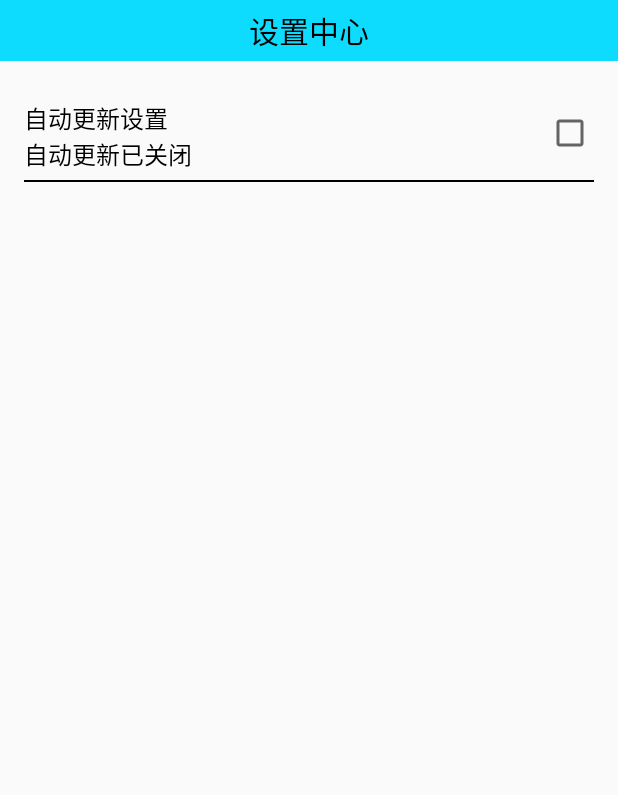
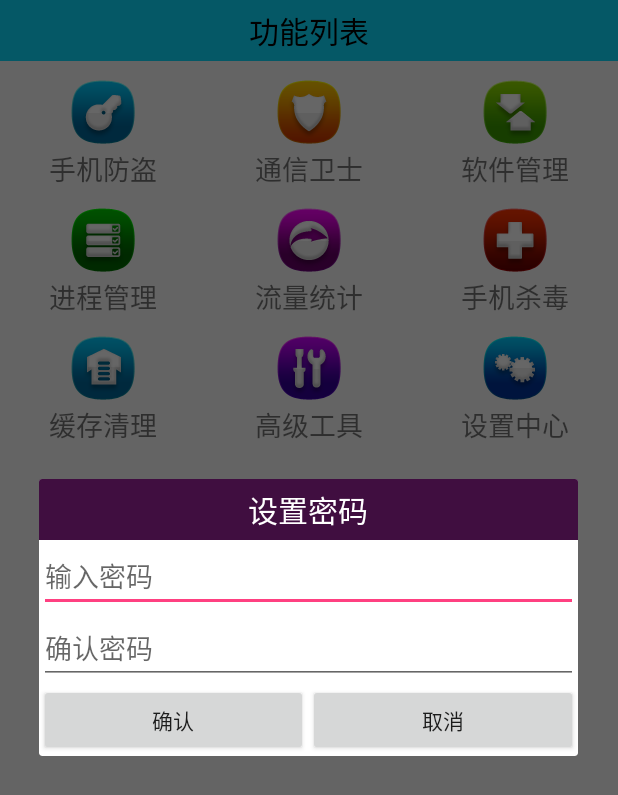
Before and after one commit to acejk/MobileSafe, an Android app: the screen it shows after launch (SettingActivity before the commit, HomeActivity after it), after a tap on "手机防盗", on a phone screen of 412 x 824 dp. Shown: the top 795 px of the screen. Run offline under Robolectric (Android 15) with nearby library versions, the phone set to English and light mode, and no system bars.

Commit message:
手机防盗设置密码对话框及加密

```diff
--- a/app/src/main/AndroidManifest.xml
+++ b/app/src/main/AndroidManifest.xml
@@ -22,6 +22,8 @@
         </activity>
         <activity android:name=".activity.SettingActivity">
         </activity>
+        <activity android:name=".activity.TextActivity">
+        </activity>
     </application>
 
 </manifest>
--- a/app/src/main/java/com/oscar/mobilesafe/activity/HomeActivity.java
+++ b/app/src/main/java/com/oscar/mobilesafe/activity/HomeActivity.java
@@ -3,13 +3,21 @@ package com.oscar.mobilesafe.activity;
 import android.content.Context;
 import android.content.Intent;
 import android.os.Bundle;
+import android.support.v7.app.AlertDialog;
 import android.support.v7.app.AppCompatActivity;
+import android.text.TextUtils;
 import android.view.View;
 import android.widget.AdapterView;
+import android.widget.Button;
+import android.widget.EditText;
 import android.widget.GridView;
 
+import com.oscar.mobilesafe.R;
 import com.oscar.mobilesafe.adapter.GridViewAdapter;
-import com.oscar.mobilesafe.R;
+import com.oscar.mobilesafe.utils.ConstentValue;
+import com.oscar.mobilesafe.utils.Md5Util;
+import com.oscar.mobilesafe.utils.SpUtil;
+import com.oscar.mobilesafe.utils.ToastUtil;
 
 public class HomeActivity extends AppCompatActivity {
     private GridView mGv;
@@ -22,6 +30,12 @@ public class HomeActivity extends AppCompatActivity {
             R.drawable.home_apps,R.drawable.home_taskmanager,
             R.drawable.home_netmanager,R.drawable.home_trojan,
             R.drawable.home_sysoptimize,R.drawable.home_tools,R.drawable.home_settings};
+
+    private Button mBtnSubmit;
+    private Button mBtnCancel;
+    private EditText mEtInputPwd;
+    private EditText mEtConfirmPwd;
+
 
 
 
@@ -45,13 +59,115 @@ public class HomeActivity extends AppCompatActivity {
         mGv.setOnItemClickListener(new AdapterView.OnItemClickListener() {
             @Override
             public void onItemClick(AdapterView<?> parent, View view, int position, long id) {
-                Intent intent = new Intent(mContext, SettingActivity.class);
-                startActivity(intent);
+                switch (position) {
+                    case 0:
+                        String savePwd = SpUtil.getString(mContext, ConstentValue.SET_PWD, "");
+                        if(TextUtils.isEmpty(savePwd)) {
+                            //设置密码
+                            showSetPwdDialog();
+                        } else {
+                            //确认密码
+                            showConfirmPwdDialog();
+                        }
+                        break;
+                    case 8:
+                        Intent intent = new Intent(mContext, SettingActivity.class);
+                        startActivity(intent);
+                        break;
+                }
+
+
             }
         });
     }
 
+    /**
+     * 确认对话框
+     */
+    private void showConfirmPwdDialog() {
+        AlertDialog.Builder builder = new AlertDialog.Builder(mContext);
+        final AlertDialog dialog = builder.create();
+        View viewSetDialog = View.inflate(mContext, R.layout.view_confirm_dialog, null);
+        dialog.setView(viewSetDialog);
+        dialog.show();
+
+        mBtnSubmit = (Button) viewSetDialog.findViewById(R.id.btn_submit);
+        mBtnCancel = (Button) viewSetDialog.findViewById(R.id.btn_cancel);
+        mEtConfirmPwd = (EditText) viewSetDialog.findViewById(R.id.et_confirm_pwd);
+
+        mBtnSubmit.setOnClickListener(new View.OnClickListener() {
+            @Override
+            public void onClick(View v) {
+                String confirmPwd = mEtConfirmPwd.getText().toString();
+                if(!TextUtils.isEmpty(confirmPwd)) {
+                    String savePwd = SpUtil.getString(mContext, ConstentValue.SET_PWD, "");
+                    if(savePwd.equals(Md5Util.encoder(confirmPwd))) {
+                        Intent intent = new Intent(mContext, TextActivity.class);
+                        startActivity(intent);
+                        dialog.dismiss();
+                    } else {
+                        ToastUtil.show(mContext, "保存密码和确认密码不一致");
+                    }
+                } else {
+                    ToastUtil.show(mContext, "确认密码不能为空！");
+                }
+            }
+        });
+
+        mBtnCancel.setOnClickListener(new View.OnClickListener() {
+            @Override
+            public void onClick(View v) {
+                dialog.dismiss();
+            }
+        });
+    }
+
+    /**
+     * 显示设置密码对话框
+     */
+    private void showSetPwdDialog() {
+            AlertDialog.Builder builder = new AlertDialog.Builder(mContext);
+            final AlertDialog dialog = builder.create();
+            View viewSetDialog = View.inflate(mContext, R.layout.view_set_dialog, null);
+            dialog.setView(viewSetDialog);
+            dialog.show();
+
+            mBtnSubmit = (Button) viewSetDialog.findViewById(R.id.btn_submit);
+            mBtnCancel = (Button) viewSetDialog.findViewById(R.id.btn_cancel);
+            mEtInputPwd = (EditText) viewSetDialog.findViewById(R.id.et_input_pwd);
+            mEtConfirmPwd = (EditText) viewSetDialog.findViewById(R.id.et_confirm_pwd);
+
+            mBtnSubmit.setOnClickListener(new View.OnClickListener() {
+                @Override
+                public void onClick(View v) {
+                    String inputPwd = mEtInputPwd.getText().toString();
+                    String confirmPwd = mEtConfirmPwd.getText().toString();
+                    if(!TextUtils.isEmpty(inputPwd) && !TextUtils.isEmpty(confirmPwd)) {
+                        if(inputPwd.equals(confirmPwd)) {
+                            Intent intent = new Intent(mContext, TextActivity.class);
+                            startActivity(intent);
+                            dialog.dismiss();
+
+                            SpUtil.putString(mContext, ConstentValue.SET_PWD, Md5Util.encoder(inputPwd));
+                        } else {
+                            ToastUtil.show(mContext, "输入密码和确认密码不一致");
+                        }
+                    } else {
+                        ToastUtil.show(mContext, "输入密码和确认密码不能为空！");
+                    }
+                }
+            });
+
+            mBtnCancel.setOnClickListener(new View.OnClickListener() {
+                @Override
+                public void onClick(View v) {
+                    dialog.dismiss();
+                }
+            });
+    }
+
     private void initViews() {
         mGv = (GridView) findViewById(R.id.gv);
+
     }
 }
--- a/app/src/main/java/com/oscar/mobilesafe/utils/ConstentValue.java
+++ b/app/src/main/java/com/oscar/mobilesafe/utils/ConstentValue.java
@@ -4,6 +4,8 @@ package com.oscar.mobilesafe.utils;
  * Created by Administrator on 2016/8/31 0031.
  */
 public class ConstentValue {
-    //开启更新开关
+    //开启更新开关key
     public static final String OPEN_UPDATE = "open_update";
+    //设置密码key
+    public static final String SET_PWD = "set_pwd";
 }
--- a/app/src/main/java/com/oscar/mobilesafe/utils/SpUtil.java
+++ b/app/src/main/java/com/oscar/mobilesafe/utils/SpUtil.java
@@ -42,5 +42,34 @@ public class SpUtil {
         return mSp.getBoolean(key, defValue);
     }
 
+    /**
+     * 写密码到文件中
+     * @param context 上下文环境
+     * @param key 存储节点名称
+     * @param value 存储节点值
+     */
+    public static void putString(Context context, String key, String value) {
+        if(mSp == null) {
+            mSp = context.getSharedPreferences(FILE_NAME, Context.MODE_PRIVATE);
+        }
+        mEditor = mSp.edit();
+        mEditor.putString(key, value);
+        mEditor.commit();
+    }
+
+    /**
+     * 从文件中读取密码
+     * @param context 上下文环境
+     * @param key 存储节点的名称
+     * @param defValue 没有此节点的默认值
+     * @return 默认值或者此节点读取到的结果
+     */
+    public static String getString(Context context, String key, String defValue) {
+        if(mSp == null) {
+            mSp = context.getSharedPreferences(FILE_NAME, Context.MODE_PRIVATE);
+        }
+        return mSp.getString(key, defValue);
+    }
+
 
 }
--- a/app/src/main/java/com/oscar/mobilesafe/view/SettingItemView.java
+++ b/app/src/main/java/com/oscar/mobilesafe/view/SettingItemView.java
@@ -13,12 +13,12 @@ import com.oscar.mobilesafe.R;
  * Created by Administrator on 2016/8/30 0030.
  */
 public class SettingItemView extends RelativeLayout {
-    private static final String NAMESPACE = "http://schemas.android.com/apk/res-auto";
-    private TextView mTvTitle;
-    private TextView mTvDes;
+    private static final String NAMESPACE = "http://schemas.android.com/apk/res-auto";//自定义属性的命名空间
+    private TextView mTvTitle;//标题
+    private TextView mTvDes;//描述
     private CheckBox mCb;
 
-    private String mDesTitle;
+    private String mDesTitle;//自定义属性的标题
     private String mDesOff;
     private String mDesOn;
 
@@ -38,7 +38,7 @@ public class SettingItemView extends RelativeLayout {
         mTvTitle = (TextView) findViewById(R.id.tv_title);
         mTvDes = (TextView) findViewById(R.id.tv_des);
         mCb = (CheckBox) findViewById(R.id.cb);
-
+        //自定义属性
         initAttrs(attrs);
     }
 
@@ -56,8 +56,12 @@ public class SettingItemView extends RelativeLayout {
         return mCb.isChecked();
     }
 
-
+    /**
+     * 设置开关
+     * @param isCheck
+     */
     public void setCheck(boolean isCheck) {
+        //得到开关的状态
         mCb.setChecked(isCheck);
         if(isCheck) {
             mTvDes.setText(mDesOn);
--- a/app/src/main/res/layout/setting_item_view.xml
+++ b/app/src/main/res/layout/setting_item_view.xml
@@ -20,7 +20,6 @@
             android:id="@+id/tv_title"
             android:layout_width="wrap_content"
             android:layout_height="wrap_content"
-            android:text="自动更新设置"
             android:textSize="16sp"
             android:textColor="#000000"
             android:layout_marginTop="10dp"
@@ -30,7 +29,6 @@
             android:id="@+id/tv_des"
             android:layout_width="wrap_content"
             android:layout_height="wrap_content"
-            android:text="自动更新已关闭"
             android:textSize="16sp"
             android:textColor="#000000"
             android:layout_below="@id/tv_title"
--- /dev/null
+++ b/app/src/main/res/layout/view_set_dialog.xml
@@ -0,0 +1,53 @@
+<?xml version="1.0" encoding="utf-8"?>
+<LinearLayout xmlns:android="http://schemas.android.com/apk/res/android"
+              android:orientation="vertical"
+              android:layout_width="match_parent"
+              android:layout_height="match_parent">
+
+    <TextView
+        style="@style/TitleStyle"
+        android:text="设置密码"
+        android:textColor="#ffffff"
+        android:background="#400e40"
+        />
+
+    <EditText
+        android:id="@+id/et_input_pwd"
+        android:layout_width="match_parent"
+        android:layout_height="wrap_content"
+        android:inputType="textPassword"
+        android:hint="输入密码"
+        />
+
+    <EditText
+        android:id="@+id/et_confirm_pwd"
+        android:layout_width="match_parent"
+        android:layout_height="wrap_content"
+        android:inputType="textPassword"
+        android:hint="确认密码"
+        />
+
+    <LinearLayout
+        android:layout_width="match_parent"
+        android:layout_height="wrap_content"
+        android:orientation="horizontal"
+        >
+
+        <Button
+            android:id="@+id/btn_submit"
+            android:layout_width="0dp"
+            android:layout_weight="1"
+            android:layout_height="wrap_content"
+            android:text="确认"
+            />
+
+        <Button
+            android:id="@+id/btn_cancel"
+            android:layout_width="0dp"
+            android:layout_weight="1"
+            android:layout_height="wrap_content"
+            android:text="取消"
+            />
+    </LinearLayout>
+
+</LinearLayout>
```
Also changed, not shown: app/src/main/java/com/oscar/mobilesafe/activity/TextActivity.java (added, +18 -0 lines), app/src/main/java/com/oscar/mobilesafe/utils/Md5Util.java (added, +37 -0 lines), app/src/main/res/layout/view_confirm_dialog.xml (added, +47 -0 lines).
